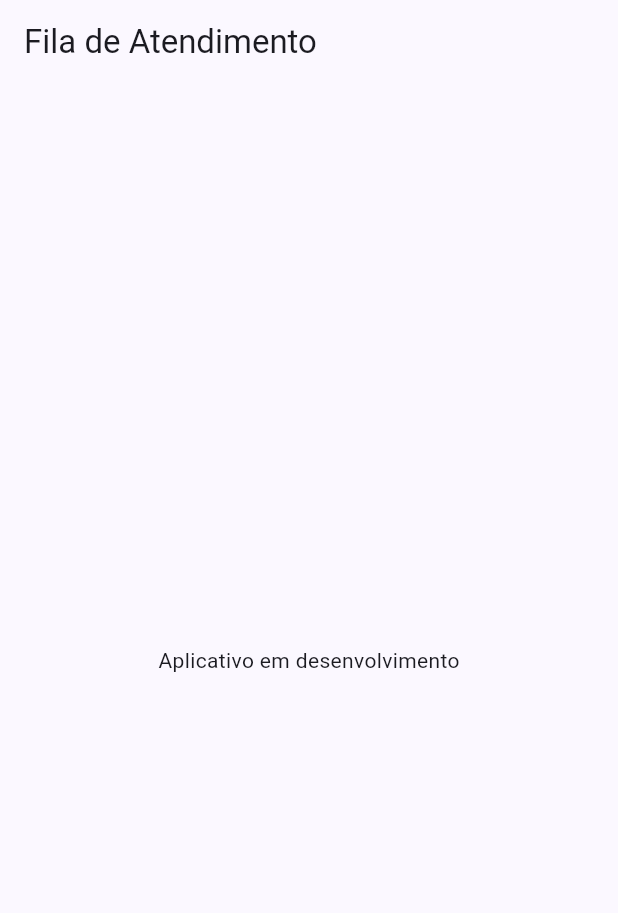
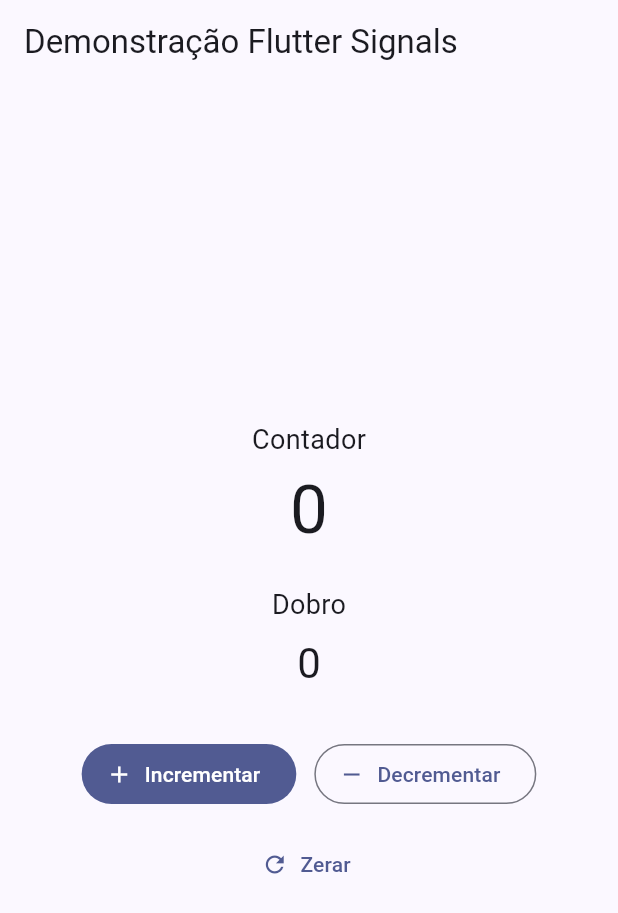
Before and after one commit to msandrade-dev/fila-atendimento, a Flutter app: the screen it shows after launch, on a phone screen of 412 x 824 dp. Shown: the top 913 px of the screen. Run offline on Flutter 3.47's test engine with Material 3 defaults, Android fonts, the phone set to English and light mode, and no system bars; our stand-ins replace signals, signals_flutter.

Commit message:
feat(signals): implementa prova de conceito reativa

```diff
--- /dev/null
+++ b/lib/features/counter/counter_controller.dart
@@ -0,0 +1,22 @@
+import 'package:signals/signals.dart';
+
+class CounterController {
+  CounterController() {
+    doubleValue = computed(() => counter.value * 2);
+  }
+
+  final counter = signal<int>(0);
+  late final Computed<int> doubleValue;
+
+  void increment() {
+    counter.value++;
+  }
+
+  void decrement() {
+    counter.value--;
+  }
+
+  void reset() {
+    counter.value = 0;
+  }
+}
--- /dev/null
+++ b/lib/features/counter/counter_page.dart
@@ -0,0 +1,93 @@
+import 'package:fila_atendimento/features/counter/counter_controller.dart';
+import 'package:flutter/material.dart';
+import 'package:signals_flutter/signals_flutter.dart';
+
+class CounterPage extends StatefulWidget {
+  const CounterPage({super.key});
+
+  @override
+  State<CounterPage> createState() => _CounterPageState();
+}
+
+class _CounterPageState extends State<CounterPage> {
+  final CounterController controller = CounterController();
+
+  @override
+  Widget build(BuildContext context) {
+    return Scaffold(
+      appBar: AppBar(
+        title: const Text('Demonstração Flutter Signals'),
+      ),
+      body: SafeArea(
+        child: Center(
+          child: SingleChildScrollView(
+            padding: const EdgeInsets.all(24),
+            child: ConstrainedBox(
+              constraints: const BoxConstraints(maxWidth: 420),
+              child: Column(
+                mainAxisSize: MainAxisSize.min,
+                children: [
+                  SignalBuilder(
+                    builder: (context) {
+                      return Column(
+                        children: [
+                          const Text(
+                            'Contador',
+                            style: TextStyle(fontSize: 18),
+                          ),
+                          const SizedBox(height: 8),
+                          Text(
+                            '${controller.counter.value}',
+                            key: const Key('counter-value'),
+                            style: Theme.of(context).textTheme.displayMedium,
+                          ),
+                          const SizedBox(height: 24),
+                          const Text(
+                            'Dobro',
+                            style: TextStyle(fontSize: 18),
+                          ),
+                          const SizedBox(height: 8),
+                          Text(
+                            '${controller.doubleValue.value}',
+                            key: const Key('double-value'),
+                            style: Theme.of(context).textTheme.headlineMedium,
+                          ),
+                        ],
+                      );
+                    },
+                  ),
+                  const SizedBox(height: 32),
+                  Wrap(
+                    alignment: WrapAlignment.center,
+                    spacing: 12,
+                    runSpacing: 12,
+                    children: [
+                      FilledButton.icon(
+                        key: const Key('increment-button'),
+                        onPressed: controller.increment,
+                        icon: const Icon(Icons.add),
+                        label: const Text('Incrementar'),
+                      ),
+                      OutlinedButton.icon(
+                        key: const Key('decrement-button'),
+                        onPressed: controller.decrement,
+                        icon: const Icon(Icons.remove),
+                        label: const Text('Decrementar'),
+                      ),
+                      TextButton.icon(
+                        key: const Key('reset-button'),
+                        onPressed: controller.reset,
+                        icon: const Icon(Icons.refresh),
+                        label: const Text('Zerar'),
+                      ),
+                    ],
+                  ),
+                ],
+              ),
+            ),
+          ),
+        ),
+      ),
+    );
+  }
+}
--- a/lib/main.dart
+++ b/lib/main.dart
@@ -1,3 +1,4 @@
+import 'package:fila_atendimento/features/counter/counter_page.dart';
 import 'package:flutter/material.dart';
 
 void main() {
@@ -31,27 +32,7 @@ class FilaAtendimentoApp extends StatelessWidget {
         colorScheme: ColorScheme.fromSeed(seedColor: Colors.indigo),
         useMaterial3: true,
       ),
-      home: const HomePage(),
+      home: const CounterPage(),
     );
   }
 }
-
-class HomePage extends StatelessWidget {
-  const HomePage({super.key});
-
-  @override
-  Widget build(BuildContext context) {
-    // This method is rerun every time setState is called, for instance as done
-    // by the _incrementCounter method above.
-    //
-    // The Flutter framework has been optimized to make rerunning build methods
-    // fast, so that you can just rebuild anything that needs updating rather
-    // than having to individually change instances of widgets.
-    return Scaffold(
-      appBar: AppBar(title: const Text('Fila de Atendimento')),
-      body: const Center(
-        child: Text('Aplicativo em desenvolvimento'),
-      ),
-    );
-  }
-}
```
Also changed, not shown: 3 other files.
